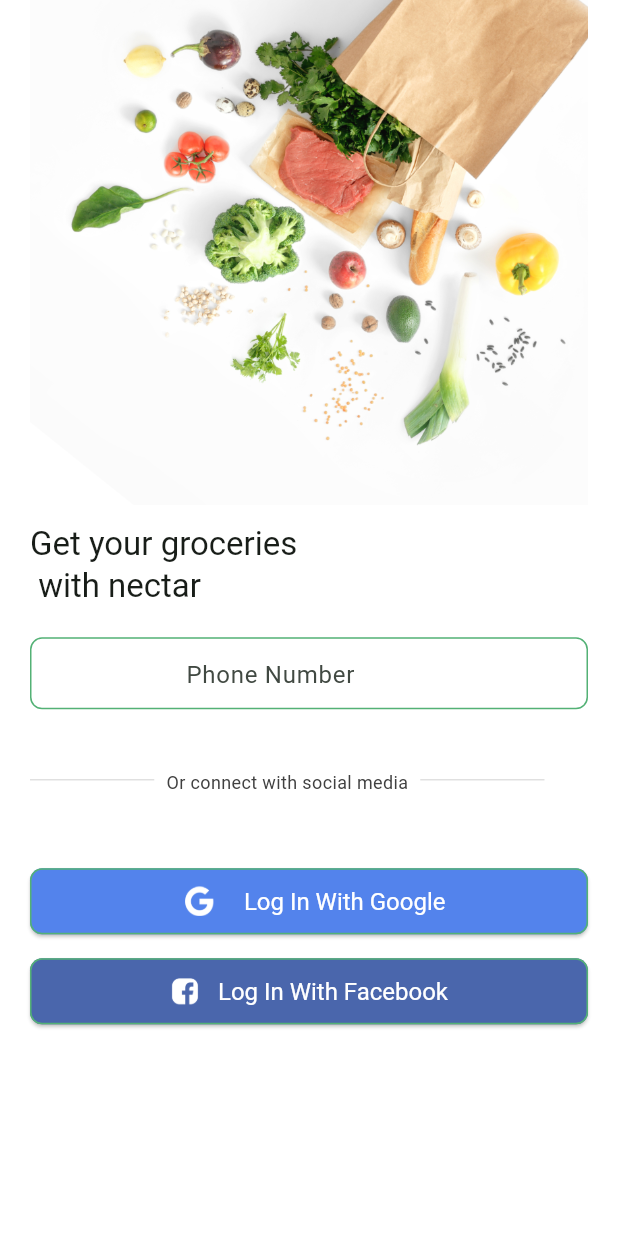
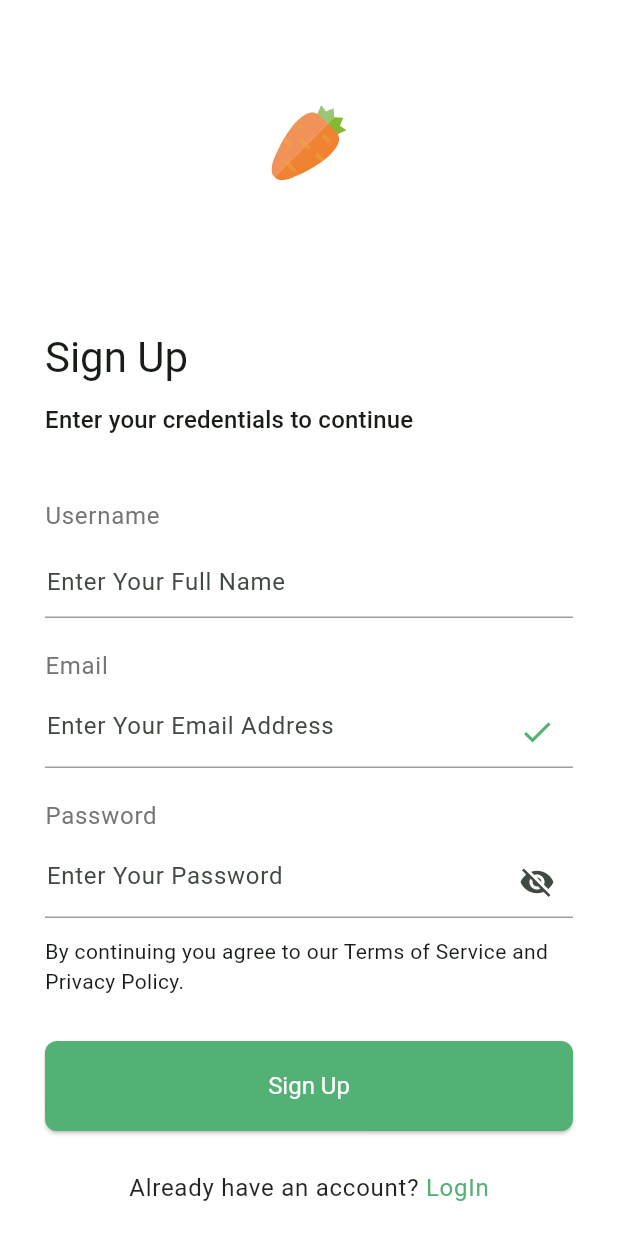
Before and after one commit to Hasib2k21/Daily_Greens, a Flutter app: the screen it shows after launch, on a phone screen of 412 x 824 dp. Run offline on Flutter 3.47's test engine with Material 3 defaults, Android fonts, the light colour scheme and no system bars; our stand-ins replace flutter_svg, get, pin_code_fields; Roboto replaces fonts that are missing (Manrope).

Commit message:
add logIn, Sign up, pin verification, set location

```diff
--- a/lib/app.dart
+++ b/lib/app.dart
@@ -1,11 +1,9 @@
-
-import 'package:daily_greens/presentation/ui/screens/onboarding.dart';
-import 'package:daily_greens/presentation/ui/screens/sign_in_screen.dart';
-import 'package:daily_greens/presentation/ui/screens/splash_screen.dart';
+import 'package:daily_greens/presentation/ui/screens/log_in_screen.dart';
+import 'package:daily_greens/presentation/ui/screens/set_location.dart';
+import 'package:daily_greens/presentation/ui/screens/sign_up_screen.dart';
 import 'package:daily_greens/presentation/ui/utils/app_colors.dart';
 import 'package:flutter/material.dart';
 import 'package:get/get_navigation/src/root/get_material_app.dart';
-
 
 import 'controller_binders.dart';
 
@@ -16,7 +14,7 @@ class MyApp extends StatelessWidget {
   Widget build(BuildContext context) {
     return GetMaterialApp(
       debugShowCheckedModeBanner: false,
-      home: const SignInScreen(),
+      home: SignUpScreen(),
       initialBinding: ControllerBinders(),
       theme: ThemeData(
           colorSchemeSeed: AppColors.themeColor,
@@ -27,16 +25,15 @@ class MyApp extends StatelessWidget {
           textTheme: const TextTheme(
             headlineLarge: TextStyle(fontSize: 32, fontWeight: FontWeight.w600),
           ),
-          inputDecorationTheme: InputDecorationTheme(
-            border: _outlineInputBorder(),
-            enabledBorder: _outlineInputBorder(),
-            focusedBorder: _outlineInputBorder(),
-            errorBorder: _outlineInputBorder(Colors.red),
-            hintStyle: const TextStyle(
-                fontWeight: FontWeight.w400
+          inputDecorationTheme: const InputDecorationTheme(
+            enabledBorder: UnderlineInputBorder(
+              borderSide: BorderSide(color: Colors.grey),
             ),
-            contentPadding:
-            const EdgeInsets.symmetric(horizontal: 16, vertical: 8),
+            focusedBorder: UnderlineInputBorder(
+              borderSide: BorderSide(color: Colors.grey),
+            ),
+            hintStyle: TextStyle(fontWeight: FontWeight.w400),
+            contentPadding: EdgeInsets.symmetric(horizontal: 1, vertical: 8),
           ),
           elevatedButtonTheme: ElevatedButtonThemeData(
             style: ElevatedButton.styleFrom(
@@ -58,17 +55,7 @@ class MyApp extends StatelessWidget {
               titleTextStyle: TextStyle(
                   color: Colors.black,
                   fontSize: 20,
-                  fontWeight: FontWeight.w500
-              )
-          )
-      ),
-    );
-  }
-
-  OutlineInputBorder _outlineInputBorder([Color? color]) {
-    return OutlineInputBorder(
-      borderSide: BorderSide(color: color ?? AppColors.themeColor, width: 1),
-      borderRadius: BorderRadius.circular(8),
+                  fontWeight: FontWeight.w500))),
     );
   }
 }
--- /dev/null
+++ b/lib/presentation/ui/screens/sign_up_screen.dart
@@ -0,0 +1,139 @@
+import 'package:daily_greens/presentation/ui/utils/assets_path.dart';
+import 'package:flutter/gestures.dart';
+import 'package:flutter/material.dart';
+import 'package:flutter_svg/flutter_svg.dart';
+
+import '../utils/app_colors.dart';
+
+class SignUpScreen extends StatefulWidget {
+  const SignUpScreen({super.key});
+
+  @override
+  State<SignUpScreen> createState() => _SignUpScreenState();
+}
+
+class _SignUpScreenState extends State<SignUpScreen> {
+  @override
+  Widget build(BuildContext context) {
+    return Scaffold(
+      body: SingleChildScrollView(
+        child: Padding(
+          padding: const EdgeInsets.symmetric(horizontal: 30),
+          child: Column(
+            children: [
+              Center(
+                child: Column(
+                  children: [
+                    const SizedBox(
+                      height: 70,
+                    ),
+                    SvgPicture.asset(
+                      AssetsPath.appLogo,
+                      height: 50,
+                    )
+                  ],
+                ),
+              ),
+              const SizedBox(height: 50),
+              Column(
+                crossAxisAlignment: CrossAxisAlignment.start,
+                children: [
+                  const SizedBox(height: 50),
+                  Text(
+                    'Sign Up',
+                    style: Theme.of(context).textTheme.headlineMedium,
+                  ),
+                  const SizedBox(height: 12),
+                  Text(
+                    'Enter your credentials to continue',
+                    style: Theme.of(context).textTheme.titleMedium,
+                  ),
+                  const SizedBox(height: 40),
+                  Text(
+                    'Username',
+                    style: Theme.of(context)
+                        .textTheme
+                        .bodyLarge
+                        ?.copyWith(color: Colors.grey.shade600),
+                  ),
+                  const SizedBox(height: 8),
+                  TextFormField(
+                    decoration: const InputDecoration(
+                      hintText: 'Enter Your Full Name',
+                    ),
+                  ),
+                  const SizedBox(height: 20),
+                  Text(
+                    'Email',
+                    style: Theme.of(context)
+                        .textTheme
+                        .bodyLarge
+                        ?.copyWith(color: Colors.grey.shade600),
+                  ),
+                  const SizedBox(height: 8),
+                  TextFormField(
+                    decoration: const InputDecoration(
+                      hintText: 'Enter Your Email Address',
+                      suffixIcon: Icon(
+                        Icons.check,
+                        color: AppColors.themeColor,
+                      ),
+                    ),
+                  ),
+                  const SizedBox(height: 20),
+                  Text(
+                    'Password',
+                    style: Theme.of(context)
+                        .textTheme
+                        .bodyLarge
+                        ?.copyWith(color: Colors.grey.shade600),
+                  ),
+                  const SizedBox(height: 8),
+                  TextFormField(
+                    decoration: const InputDecoration(
+                      hintText: 'Enter Your Password',
+                      suffixIcon: Icon(Icons.visibility_off),
+                    ),
+                    obscureText: true,
+                  ),
+                  const SizedBox(height: 12),
+                  const Text('By continuing you agree to our Terms of Service and Privacy Policy.'),
+                  const SizedBox(height: 30),
+                  SizedBox(
+                      height: 60,
+                      child: ElevatedButton(
+                          onPressed: () {}, child: const Text('Sign Up'))),
+                  const SizedBox(height: 26),
+                  Center(
+                    child: Column(
+                      children: [
+                        RichText(
+                          text: TextSpan(
+                            style: Theme.of(context)
+                                .textTheme
+                                .bodyLarge
+                                ?.copyWith(color: Colors.black87),
+                            text: "Already have an account? ",
+                            children: [
+                              TextSpan(
+                                text: 'LogIn',
+                                style: const TextStyle(
+                                    color: AppColors.themeColor),
+                                recognizer: TapGestureRecognizer()
+                                  ..onTap = () {},
+                              ),
+                            ],
+                          ),
+                        ),
+                      ],
+                    ),
+                  ),
+                ],
+              ),
+            ],
+          ),
+        ),
+      ),
+    );
+  }
+}
```
Also changed, not shown: lib/presentation/ui/screens/log_in_screen.dart (added, +123 -0 lines), lib/presentation/ui/screens/phone_verification.dart (added, +72 -0 lines), lib/presentation/ui/screens/pin_verification.dart (added, +88 -0 lines), lib/presentation/ui/screens/set_location.dart (added, +90 -0 lines), assets/images/img_5.png (added).
